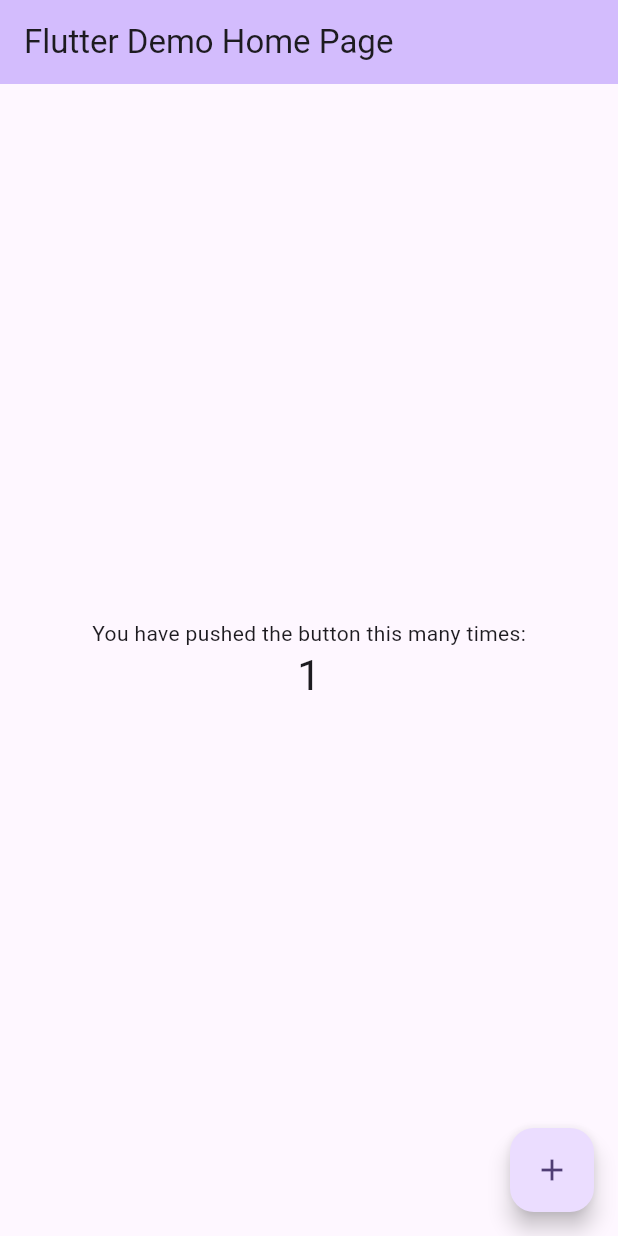
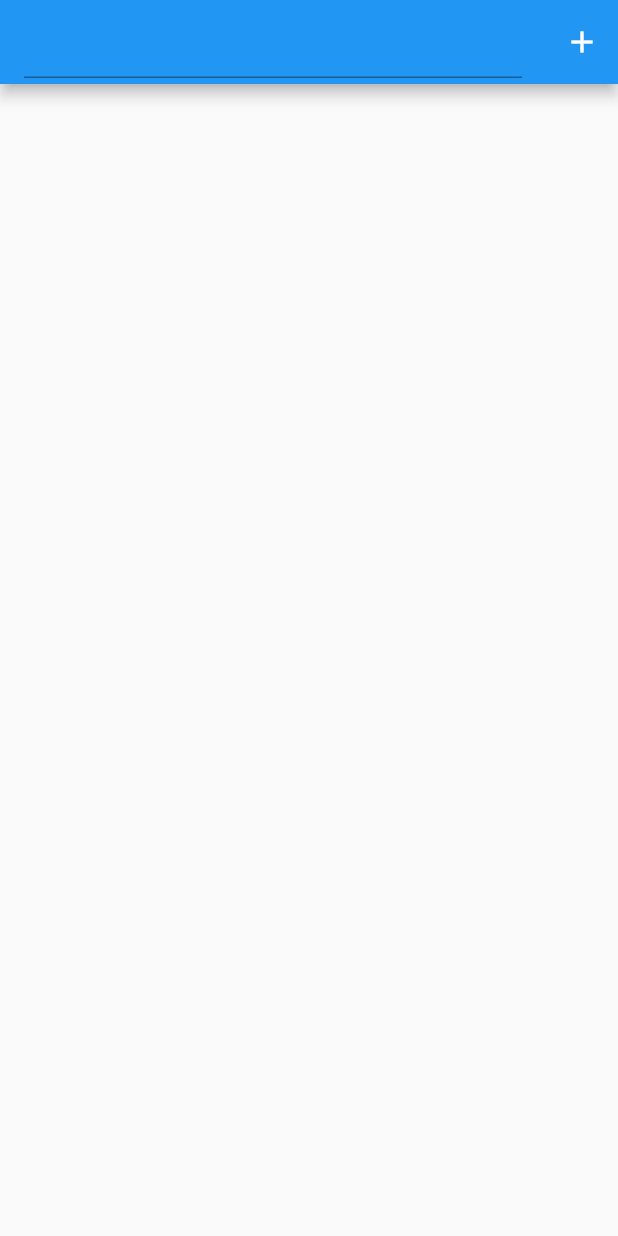
Before and after one commit to JohannSuarez/crud_standards, a Flutter app: the screen it shows after launch, after a tap on the "add" icon, on a phone screen of 412 x 824 dp. Run offline on Flutter 3.47's test engine with Material 2 defaults, Android fonts, the phone set to English and light mode, and no system bars; our stand-ins replace cloud_firestore, firebase_core; accounts and stored records are empty.

Commit message:
Minimum mess to get flutter to edit Firestore doc

```diff
--- a/lib/main.dart
+++ b/lib/main.dart
@@ -1,135 +1,59 @@
+import 'package:cloud_firestore/cloud_firestore.dart';
 import 'package:firebase_core/firebase_core.dart';
 import 'package:flutter/material.dart';
-import 'package:firebase_core/firebase_core.dart';
 
 void main() async {
   WidgetsFlutterBinding.ensureInitialized();
   await Firebase.initializeApp();
   runApp(MyApp());
 }
-/*
-Future main() async {
-  WidgetsFlutterBinding.ensureInitialized();
-  await Firebase.initializeApp();
-}
-*/
 
 class MyApp extends StatelessWidget {
-  const MyApp({super.key});
-
-  // This widget is the root of your application.
   @override
   Widget build(BuildContext context) {
     return MaterialApp(
-      title: 'Flutter Demo',
+      title: "My Flutter App",
       theme: ThemeData(
-        // This is the theme of your application.
-        //
-        // TRY THIS: Try running your application with "flutter run". You'll see
-        // the application has a blue toolbar. Then, without quitting the app,
-        // try changing the seedColor in the colorScheme below to Colors.green
-        // and then invoke "hot reload" (save your changes or press the "hot
-        // reload" button in a Flutter-supported IDE, or press "r" if you used
-        // the command line to start the app).
-        //
-        // Notice that the counter didn't reset back to zero; the application
-        // state is not lost during the reload. To reset the state, use hot
-        // restart instead.
-        //
-        // This works for code too, not just values: Most code changes can be
-        // tested with just a hot reload.
-        colorScheme: ColorScheme.fromSeed(seedColor: Colors.deepPurple),
-        useMaterial3: true,
+        primarySwatch: Colors.blue,
       ),
-      home: const MyHomePage(title: 'Flutter Demo Home Page'),
+      home: MainPage(),
     );
   }
 }
 
-class MyHomePage extends StatefulWidget {
-  const MyHomePage({super.key, required this.title});
-
-  // This widget is the home page of your application. It is stateful, meaning
-  // that it has a State object (defined below) that contains fields that affect
-  // how it looks.
-
-  // This class is the configuration for the state. It holds the values (in this
-  // case the title) provided by the parent (in this case the App widget) and
-  // used by the build method of the State. Fields in a Widget subclass are
-  // always marked "final".
-
-  final String title;
+class _MainPageState extends State<MainPage> {
+  final controller = TextEditingController();
 
   @override
-  State<MyHomePage> createState() => _MyHomePageState();
+  Widget build(BuildContext context) => Scaffold(
+          appBar: AppBar(title: TextField(controller: controller), actions: [
+        IconButton(
+            icon: Icon(Icons.add),
+            onPressed: () {
+              final name = controller.text;
+
+              createUser(name: name);
+            })
+      ]));
+
+  Future createUser({required String name}) async {
+    // Reference to document
+    final docUser = FirebaseFirestore.instance.collection('users').doc('my-id');
+
+    final json = {
+      'name': name,
+      'age': 21,
+      'birthday': DateTime(2001, 7, 28),
+    };
+
+    // Create document and write data to Firebase
+    await docUser.set(json);
+  }
 }
 
-class _MyHomePageState extends State<MyHomePage> {
-  int _counter = 0;
-
-  void _incrementCounter() {
-    setState(() {
-      // This call to setState tells the Flutter framework that something has
-      // changed in this State, which causes it to rerun the build method below
-      // so that the display can reflect the updated values. If we changed
-      // _counter without calling setState(), then the build method would not be
-      // called again, and so nothing would appear to happen.
-      _counter++;
-    });
-  }
+class MainPage extends StatefulWidget {
+  MainPage({Key? key}) : super(key: key);
 
   @override
-  Widget build(BuildContext context) {
-    // This method is rerun every time setState is called, for instance as done
-    // by the _incrementCounter method above.
-    //
-    // The Flutter framework has been optimized to make rerunning build methods
-    // fast, so that you can just rebuild anything that needs updating rather
-    // than having to individually change instances of widgets.
-    return Scaffold(
-      appBar: AppBar(
-        // TRY THIS: Try changing the color here to a specific color (to
-        // Colors.amber, perhaps?) and trigger a hot reload to see the AppBar
-        // change color while the other colors stay the same.
-        backgroundColor: Theme.of(context).colorScheme.inversePrimary,
-        // Here we take the value from the MyHomePage object that was created by
-        // the App.build method, and use it to set our appbar title.
-        title: Text(widget.title),
-      ),
-      body: Center(
-        // Center is a layout widget. It takes a single child and positions it
-        // in the middle of the parent.
-        child: Column(
-          // Column is also a layout widget. It takes a list of children and
-          // arranges them vertically. By default, it sizes itself to fit its
-          // children horizontally, and tries to be as tall as its parent.
-          //
-          // Column has various properties to control how it sizes itself and
-          // how it positions its children. Here we use mainAxisAlignment to
-          // center the children vertically; the main axis here is the vertical
-          // axis because Columns are vertical (the cross axis would be
-          // horizontal).
-          //
-          // TRY THIS: Invoke "debug painting" (choose the "Toggle Debug Paint"
-          // action in the IDE, or press "p" in the console), to see the
-          // wireframe for each widget.
-          mainAxisAlignment: MainAxisAlignment.center,
-          children: <Widget>[
-            const Text(
-              'You have pushed the button this many times:',
-            ),
-            Text(
-              '$_counter',
-              style: Theme.of(context).textTheme.headlineMedium,
-            ),
-          ],
-        ),
-      ),
-      floatingActionButton: FloatingActionButton(
-        onPressed: _incrementCounter,
-        tooltip: 'Increment',
-        child: const Icon(Icons.add),
-      ), // This trailing comma makes auto-formatting nicer for build methods.
-    );
-  }
+  _MainPageState createState() => _MainPageState();
 }
--- a/pubspec.yaml
+++ b/pubspec.yaml
@@ -36,6 +36,10 @@ dependencies:
   # The following adds the Cupertino Icons font to your application.
   # Use with the CupertinoIcons class for iOS style icons.
   cupertino_icons: ^1.0.2
+
+
+  # Firebase Database
+cloud_firestore: ^3.1.5
 
 dev_dependencies:
   flutter_test:
```
